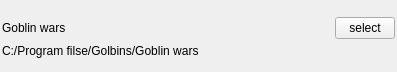
First picture: the form in qt5/gui_elements/projectOption.ui, repository Shotaos/GSheetsEngine, before the edit.
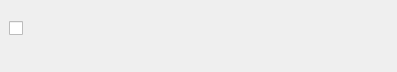
Second picture: the form after the edit.

Commit message: Add add ue version in Add new Asset Dialog

Patch:
```diff
--- a/qt5/gui_elements/projectOption.ui
+++ b/qt5/gui_elements/projectOption.ui
@@ -39,13 +39,13 @@
        <number>3</number>
       </property>
       <property name="leftMargin">
-       <number>2</number>
+       <number>9</number>
       </property>
       <property name="topMargin">
        <number>0</number>
       </property>
       <property name="rightMargin">
-       <number>2</number>
+       <number>9</number>
       </property>
       <property name="bottomMargin">
        <number>0</number>
@@ -81,23 +81,10 @@
           <number>0</number>
          </property>
          <item>
-          <widget class="QLabel" name="project_name">
+          <widget class="QCheckBox" name="checked">
            <property name="maximumSize">
             <size>
-             <width>16777215</width>
-             <height>30</height>
-            </size>
-           </property>
-           <property name="text">
-            <string>Goblin wars</string>
-           </property>
-          </widget>
-         </item>
-         <item>
-          <widget class="QPushButton" name="select_project">
-           <property name="maximumSize">
-            <size>
-             <width>60</width>
+             <width>30</width>
              <height>16777215</height>
             </size>
            </property>
@@ -105,13 +92,23 @@
             <cursorShape>PointingHandCursor</cursorShape>
            </property>
            <property name="text">
-            <string>select</string>
+            <string/>
            </property>
-           <property name="checkable">
-            <bool>true</bool>
+          </widget>
+         </item>
+         <item>
+          <widget class="QLabel" name="project_name">
+           <property name="maximumSize">
+            <size>
+             <width>16777215</width>
+             <height>30</height>
+            </size>
            </property>
-           <property name="autoExclusive">
-            <bool>false</bool>
+           <property name="styleSheet">
+            <string notr="true">font-weight:bold;</string>
+           </property>
+           <property name="text">
+            <string/>
            </property>
           </widget>
          </item>
@@ -133,7 +130,7 @@
          </size>
         </property>
         <property name="text">
-         <string>C:/Program filse/Golbins/Goblin wars</string>
+         <string/>
         </property>
        </widget>
       </item>
```
The commit also changes 5 other files.
